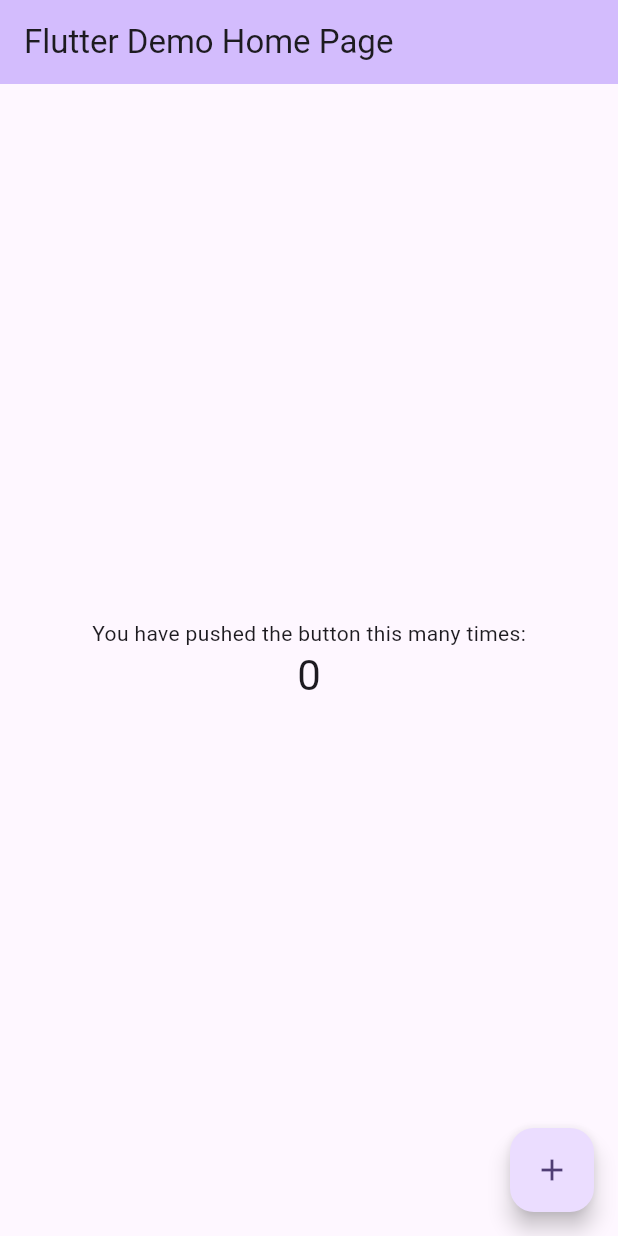
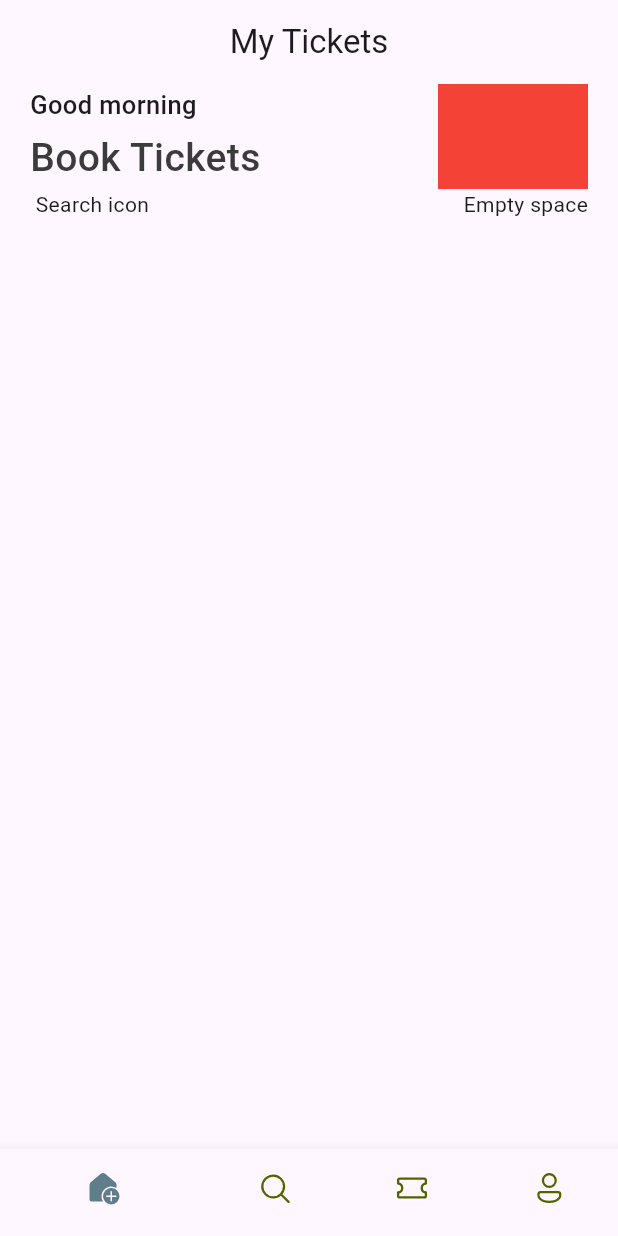
Before and after one commit to AdamG1t-hub/flutterlab4, a Flutter app: the screen it shows after launch, on a phone screen of 412 x 824 dp. Run offline on Flutter 3.47's test engine with Material 3 defaults, Android fonts, the phone set to English and light mode, and no system bars; our stand-ins replace fluentui_icons.

Commit message:
almost there at 2.43.15

```diff
--- /dev/null
+++ b/lib/base/bottom_nav_bar.dart
@@ -0,0 +1,72 @@
+import 'package:fluentui_icons/fluentui_icons.dart';
+import 'package:flutter/material.dart';
+import 'package:flutter_application_lab3/screens/home_screen.dart';
+
+class BottomNavBar extends StatefulWidget {
+  const BottomNavBar({super.key});
+
+  @override
+  State<BottomNavBar> createState() => _BottomNavBarState();
+}
+
+class _BottomNavBarState extends State<BottomNavBar> {
+  //list is iterated using index
+  final appScreens = [
+    HomeScreen(),
+    Text("Search"),
+    Text("Tickets"),
+    Text("Profile"),
+  ];
+
+  //change our index for bottom nav bar
+  int _selectedIndex = 0;
+
+  void _onItemTapped(int index) {
+    setState(() {
+      _selectedIndex = index;
+    });
+    print("Tapped index is $_selectedIndex");
+  }
+
+  @override
+  Widget build(BuildContext context) {
+    return Scaffold(
+      appBar: AppBar(
+        title: Center(child: const Text("My Tickets"))),
+      body: Center(child: appScreens[_selectedIndex]),
+      bottomNavigationBar: BottomNavigationBar(
+        currentIndex: _selectedIndex, //changes index of navigation bar index
+        onTap: _onItemTapped, //calls function to change index variable
+        selectedItemColor: Colors.blueGrey,
+        unselectedItemColor: const Color(0xFF526400),
+        showSelectedLabels: false,
+        items: const [
+          BottomNavigationBarItem(
+            icon: Icon(FluentSystemIcons.ic_fluent_home_add_regular),
+
+            activeIcon: Icon(FluentSystemIcons.ic_fluent_home_add_filled),
+            label: "Home",
+          ),
+          BottomNavigationBarItem(
+            icon: Icon(FluentSystemIcons.ic_fluent_search_regular),
+
+            activeIcon: Icon(FluentSystemIcons.ic_fluent_search_filled),
+            label: "Home",
+          ),
+          BottomNavigationBarItem(
+            icon: Icon(FluentSystemIcons.ic_fluent_ticket_regular),
+
+            activeIcon: Icon(FluentSystemIcons.ic_fluent_ticket_filled),
+            label: "Home",
+          ),
+          BottomNavigationBarItem(
+            icon: Icon(FluentSystemIcons.ic_fluent_person_regular),
+
+            activeIcon: Icon(FluentSystemIcons.ic_fluent_person_filled),
+            label: "Home",
+          ),
+        ],
+      ),
+    );
+  }
+}
--- a/lib/main.dart
+++ b/lib/main.dart
@@ -1,4 +1,6 @@
 import 'package:flutter/material.dart';
+import 'base/bottom_nav_bar.dart';
+import 'screens/home_screen.dart';
 
 void main() {
   runApp(const MyApp());
@@ -7,116 +9,11 @@ void main() {
 class MyApp extends StatelessWidget {
   const MyApp({super.key});
 
-  // This widget is the root of your application.
   @override
   Widget build(BuildContext context) {
+
     return MaterialApp(
-      title: 'Flutter Demo',
-      theme: ThemeData(
-        // This is the theme of your application.
-        //
-        // TRY THIS: Try running your application with "flutter run". You'll see
-        // the application has a purple toolbar. Then, without quitting the app,
-        // try changing the seedColor in the colorScheme below to Colors.green
-        // and then invoke "hot reload" (save your changes or press the "hot
-        // reload" button in a Flutter-supported IDE, or press "r" if you used
-        // the command line to start the app).
-        //
-        // Notice that the counter didn't reset back to zero; the application
-        // state is not lost during the reload. To reset the state, use hot
-        // restart instead.
-        //
-        // This works for code too, not just values: Most code changes can be
-        // tested with just a hot reload.
-        colorScheme: ColorScheme.fromSeed(seedColor: Colors.deepPurple),
-      ),
-      home: const MyHomePage(title: 'Flutter Demo Home Page'),
+      home: BottomNavBar(),
     );
   }
 }
-
-class MyHomePage extends StatefulWidget {
-  const MyHomePage({super.key, required this.title});
-
-  // This widget is the home page of your application. It is stateful, meaning
-  // that it has a State object (defined below) that contains fields that affect
-  // how it looks.
-
-  // This class is the configuration for the state. It holds the values (in this
-  // case the title) provided by the parent (in this case the App widget) and
-  // used by the build method of the State. Fields in a Widget subclass are
-  // always marked "final".
-
-  final String title;
-
-  @override
-  State<MyHomePage> createState() => _MyHomePageState();
-}
-
-class _MyHomePageState extends State<MyHomePage> {
-  int _counter = 0;
-
-  void _incrementCounter() {
-    setState(() {
-      // This call to setState tells the Flutter framework that something has
-      // changed in this State, which causes it to rerun the build method below
-      // so that the display can reflect the updated values. If we changed
-      // _counter without calling setState(), then the build method would not be
-      // called again, and so nothing would appear to happen.
-      _counter++;
-    });
-  }
-
-  @override
-  Widget build(BuildContext context) {
-    // This method is rerun every time setState is called, for instance as done
-    // by the _incrementCounter method above.
-    //
-    // The Flutter framework has been optimized to make rerunning build methods
-    // fast, so that you can just rebuild anything that needs updating rather
-    // than having to individually change instances of widgets.
-    return Scaffold(
-      appBar: AppBar(
-        // TRY THIS: Try changing the color here to a specific color (to
-        // Colors.amber, perhaps?) and trigger a hot reload to see the AppBar
-        // change color while the other colors stay the same.
-        backgroundColor: Theme.of(context).colorScheme.inversePrimary,
-        // Here we take the value from the MyHomePage object that was created by
-        // the App.build method, and use it to set our appbar title.
-        title: Text(widget.title),
-      ),
-      body: Center(
-        // Center is a layout widget. It takes a single child and positions it
-        // in the middle of the parent.
-        child: Column(
-          // Column is also a layout widget. It takes a list of children and
-          // arranges them vertically. By default, it sizes itself to fit its
-          // children horizontally, and tries to be as tall as its parent.
-          //
-          // Column has various properties to control how it sizes itself and
-          // how it positions its children. Here we use mainAxisAlignment to
-          // center the children vertically; the main axis here is the vertical
-          // axis because Columns are vertical (the cross axis would be
-          // horizontal).
-          //
-          // TRY THIS: Invoke "debug painting" (choose the "Toggle Debug Paint"
-          // action in the IDE, or press "p" in the console), to see the
-          // wireframe for each widget.
-          mainAxisAlignment: MainAxisAlignment.center,
-          children: <Widget>[
-            const Text('You have pushed the button this many times:'),
-            Text(
-              '$_counter',
-              style: Theme.of(context).textTheme.headlineMedium,
-            ),
-          ],
-        ),
-      ),
-      floatingActionButton: FloatingActionButton(
-        onPressed: _incrementCounter,
-        tooltip: 'Increment',
-        child: const Icon(Icons.add),
-      ), // This trailing comma makes auto-formatting nicer for build methods.
-    );
-  }
-}
--- /dev/null
+++ b/lib/screens/home_screen.dart
@@ -0,0 +1,69 @@
+import 'package:flutter/material.dart';
+import 'package:flutter/cupertino.dart';
+
+class HomeScreen extends StatelessWidget {
+  const HomeScreen({super.key});
+
+  @override
+  Widget build(BuildContext context) {
+
+
+    return Scaffold(
+      //Home Screen Listview
+      body: ListView(
+        children: [
+
+          // Container around 3TC
+          Container(
+            padding: const EdgeInsets.symmetric(horizontal: 20),
+
+            // 1/3rd Top Column (TC)
+            child: Column(
+              children: [
+
+                //TC-Row 1
+                Row(
+                  mainAxisAlignment: MainAxisAlignment.spaceBetween, //Horizonral Alignment in Row Widget
+                  children: [
+
+                    //Row 1 - Left Partition
+                    Column(
+                      crossAxisAlignment: CrossAxisAlignment.start,
+                      children: [
+                        Text("Good morning", style: TextStyle(
+                          fontSize: 17, fontWeight: FontWeight.w500,
+                        )),
+                        SizedBox(height: 5),
+                        Text("Book Tickets", style: TextStyle(
+                          fontSize: 26, fontWeight: FontWeight.w500, color: Color(0xFF3b3b3b)
+                        )),
+                      ],
+                    ),
+
+                    //Row 1 - Right Partition
+                    Container(
+                      color: Colors.red,
+                      width: 100,
+                      height: 70,
+                    )
+                  ],
+                ),
+
+                //TC-Row 2
+                Row(
+                  mainAxisAlignment: MainAxisAlignment.spaceBetween,
+                  children: [
+                    Text(" Search icon "),
+                    Text(" Empty space"),
+                  ],
+                )
+              ],
+            ),
+          )
+
+          //ADD MORE LISTVIEW CHILDREN
+        ],
+      )
+    );
+  }
+}
--- a/pubspec.yaml
+++ b/pubspec.yaml
@@ -34,6 +34,7 @@ dependencies:
   # The following adds the Cupertino Icons font to your application.
   # Use with the CupertinoIcons class for iOS style icons.
   cupertino_icons: ^1.0.8
+  fluentui_icons: ^1.0.0
 
 dev_dependencies:
   flutter_test:
```
Also changed, not shown: pubspec.lock.
